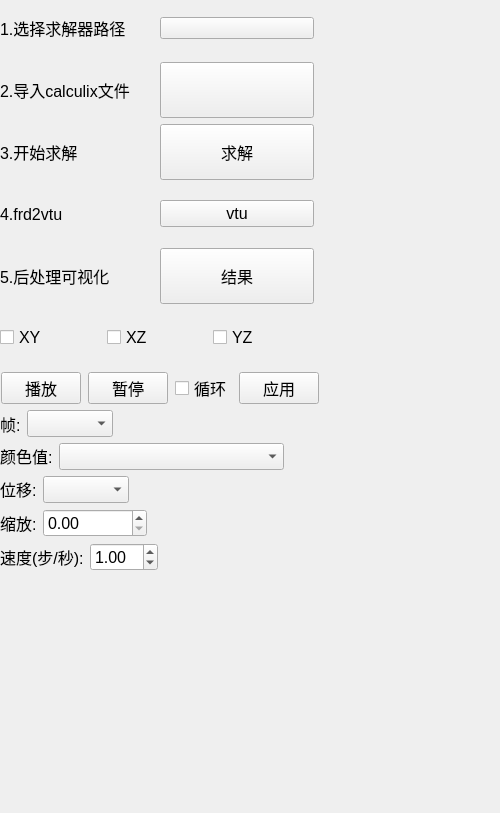
ArvinShaffer/FENGSim, file starter/FENGSim/FEM/CalculixDockWidget.ui: the form before one commit.
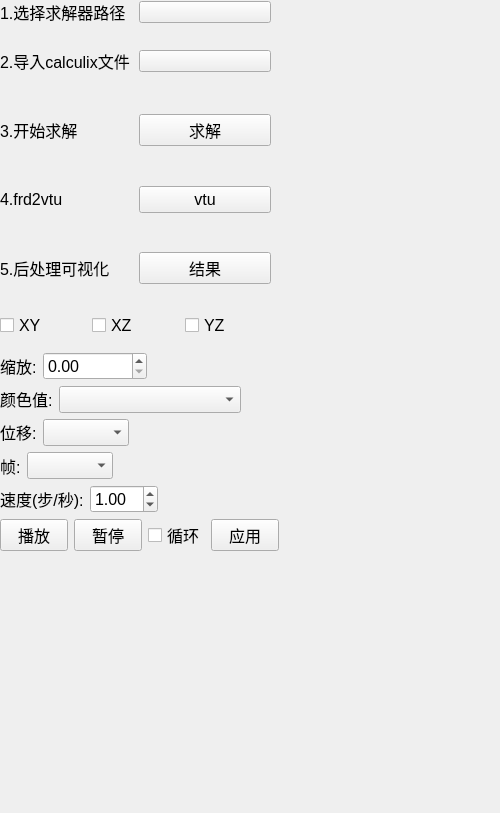
The form after the commit. Icons and pictures are not drawn.

Commit message: feat: 设置缩放和位移向量

```diff
--- a/starter/FENGSim/FEM/CalculixDockWidget.ui
+++ b/starter/FENGSim/FEM/CalculixDockWidget.ui
@@ -24,8 +24,8 @@
     <rect>
      <x>0</x>
      <y>0</y>
-     <width>334</width>
-     <height>591</height>
+     <width>291</width>
+     <height>571</height>
     </rect>
    </property>
    <layout class="QVBoxLayout" name="verticalLayout" stretch="0,0,0,0,0,0,0,0,0,0,0,0,0">
@@ -74,6 +74,9 @@
         <property name="orientation">
          <enum>Qt::Vertical</enum>
         </property>
+        <property name="sizeType">
+         <enum>QSizePolicy::Fixed</enum>
+        </property>
         <property name="sizeHint" stdset="0">
          <size>
           <width>20</width>
@@ -92,7 +95,7 @@
       <item>
        <widget class="QLabel" name="label">
         <property name="sizePolicy">
-         <sizepolicy hsizetype="Expanding" vsizetype="Expanding">
+         <sizepolicy hsizetype="Expanding" vsizetype="Fixed">
           <horstretch>0</horstretch>
           <verstretch>0</verstretch>
          </sizepolicy>
@@ -110,7 +113,7 @@
       <item>
        <widget class="QPushButton" name="openCalpre">
         <property name="sizePolicy">
-         <sizepolicy hsizetype="Expanding" vsizetype="Expanding">
+         <sizepolicy hsizetype="Expanding" vsizetype="Fixed">
           <horstretch>0</horstretch>
           <verstretch>0</verstretch>
          </sizepolicy>
@@ -144,7 +147,7 @@
       <item>
        <widget class="QLabel" name="label_2">
         <property name="sizePolicy">
-         <sizepolicy hsizetype="Expanding" vsizetype="Expanding">
+         <sizepolicy hsizetype="Expanding" vsizetype="Fixed">
           <horstretch>0</horstretch>
           <verstretch>0</verstretch>
          </sizepolicy>
@@ -162,7 +165,7 @@
       <item>
        <widget class="QPushButton" name="calSolver">
         <property name="sizePolicy">
-         <sizepolicy hsizetype="Expanding" vsizetype="Expanding">
+         <sizepolicy hsizetype="Expanding" vsizetype="Fixed">
           <horstretch>0</horstretch>
           <verstretch>0</verstretch>
          </sizepolicy>
@@ -238,7 +241,7 @@
       <item>
        <widget class="QLabel" name="label_3">
         <property name="sizePolicy">
-         <sizepolicy hsizetype="Expanding" vsizetype="Expanding">
+         <sizepolicy hsizetype="Expanding" vsizetype="Fixed">
           <horstretch>0</horstretch>
           <verstretch>0</verstretch>
          </sizepolicy>
@@ -256,7 +259,7 @@
       <item>
        <widget class="QPushButton" name="calRes">
         <property name="sizePolicy">
-         <sizepolicy hsizetype="Expanding" vsizetype="Expanding">
+         <sizepolicy hsizetype="Expanding" vsizetype="Fixed">
           <horstretch>0</horstretch>
           <verstretch>0</verstretch>
          </sizepolicy>
@@ -338,6 +341,9 @@
         <property name="orientation">
          <enum>Qt::Vertical</enum>
         </property>
+        <property name="sizeType">
+         <enum>QSizePolicy::Fixed</enum>
+        </property>
         <property name="sizeHint" stdset="0">
          <size>
           <width>20</width>
@@ -349,143 +355,36 @@
      </layout>
     </item>
     <item>
-     <layout class="QHBoxLayout" name="horizontalLayout_9">
+     <layout class="QHBoxLayout" name="horizontalLayout_6">
       <item>
-       <widget class="QPushButton" name="playVtu">
-        <property name="sizePolicy">
-         <sizepolicy hsizetype="Fixed" vsizetype="Preferred">
-          <horstretch>0</horstretch>
-          <verstretch>0</verstretch>
-         </sizepolicy>
-        </property>
-        <property name="baseSize">
-         <size>
-          <width>0</width>
-          <height>0</height>
-         </size>
-        </property>
+       <widget class="QLabel" name="label_6">
         <property name="font">
          <font>
           <pointsize>12</pointsize>
          </font>
         </property>
         <property name="text">
-         <string>播放</string>
+         <string>缩放:</string>
         </property>
        </widget>
       </item>
       <item>
-       <widget class="QPushButton" name="pauseVtu">
-        <property name="sizePolicy">
-         <sizepolicy hsizetype="Fixed" vsizetype="Preferred">
-          <horstretch>0</horstretch>
-          <verstretch>0</verstretch>
-         </sizepolicy>
-        </property>
-        <property name="baseSize">
-         <size>
-          <width>0</width>
-          <height>0</height>
-         </size>
-        </property>
+       <widget class="QDoubleSpinBox" name="scale">
         <property name="font">
          <font>
           <pointsize>12</pointsize>
          </font>
         </property>
-        <property name="text">
-         <string>暂停</string>
+        <property name="maximum">
+         <double>100000.000000000000000</double>
         </property>
-       </widget>
-      </item>
-      <item>
-       <widget class="QCheckBox" name="chkLoop">
-        <property name="sizePolicy">
-         <sizepolicy hsizetype="Fixed" vsizetype="Preferred">
-          <horstretch>0</horstretch>
-          <verstretch>0</verstretch>
-         </sizepolicy>
+        <property name="singleStep">
+         <double>10.000000000000000</double>
         </property>
-        <property name="font">
-         <font>
-          <pointsize>12</pointsize>
-         </font>
-        </property>
-        <property name="text">
-         <string>循环</string>
-        </property>
        </widget>
       </item>
       <item>
-       <widget class="QPushButton" name="apply">
-        <property name="sizePolicy">
-         <sizepolicy hsizetype="Fixed" vsizetype="Preferred">
-          <horstretch>0</horstretch>
-          <verstretch>0</verstretch>
-         </sizepolicy>
-        </property>
-        <property name="font">
-         <font>
-          <pointsize>12</pointsize>
-         </font>
-        </property>
-        <property name="text">
-         <string>应用</string>
-        </property>
-       </widget>
-      </item>
-      <item>
-       <widget class="QLabel" name="label_13">
-        <property name="sizePolicy">
-         <sizepolicy hsizetype="Fixed" vsizetype="Preferred">
-          <horstretch>0</horstretch>
-          <verstretch>0</verstretch>
-         </sizepolicy>
-        </property>
-        <property name="text">
-         <string/>
-        </property>
-       </widget>
-      </item>
-     </layout>
-    </item>
-    <item>
-     <layout class="QHBoxLayout" name="horizontalLayout_10">
-      <item>
-       <widget class="QLabel" name="label_7">
-        <property name="sizePolicy">
-         <sizepolicy hsizetype="Fixed" vsizetype="Preferred">
-          <horstretch>0</horstretch>
-          <verstretch>0</verstretch>
-         </sizepolicy>
-        </property>
-        <property name="font">
-         <font>
-          <pointsize>12</pointsize>
-         </font>
-        </property>
-        <property name="text">
-         <string>帧:</string>
-        </property>
-       </widget>
-      </item>
-      <item>
-       <widget class="QComboBox" name="frame">
-        <property name="sizePolicy">
-         <sizepolicy hsizetype="Fixed" vsizetype="Preferred">
-          <horstretch>0</horstretch>
-          <verstretch>0</verstretch>
-         </sizepolicy>
-        </property>
-        <property name="font">
-         <font>
-          <pointsize>12</pointsize>
-         </font>
-        </property>
-       </widget>
-      </item>
-      <item>
-       <spacer name="horizontalSpacer_4">
+       <spacer name="horizontalSpacer_2">
         <property name="orientation">
          <enum>Qt::Horizontal</enum>
         </property>
@@ -624,36 +523,42 @@
      </layout>
     </item>
     <item>
-     <layout class="QHBoxLayout" name="horizontalLayout_6">
+     <layout class="QHBoxLayout" name="horizontalLayout_10">
       <item>
-       <widget class="QLabel" name="label_6">
+       <widget class="QLabel" name="label_7">
+        <property name="sizePolicy">
+         <sizepolicy hsizetype="Fixed" vsizetype="Preferred">
+          <horstretch>0</horstretch>
+          <verstretch>0</verstretch>
+         </sizepolicy>
+        </property>
         <property name="font">
          <font>
           <pointsize>12</pointsize>
          </font>
         </property>
         <property name="text">
-         <string>缩放:</string>
+         <string>帧:</string>
         </property>
        </widget>
       </item>
       <item>
-       <widget class="QDoubleSpinBox" name="scale">
+       <widget class="QComboBox" name="frame">
+        <property name="sizePolicy">
+         <sizepolicy hsizetype="Fixed" vsizetype="Preferred">
+          <horstretch>0</horstretch>
+          <verstretch>0</verstretch>
+         </sizepolicy>
+        </property>
         <property name="font">
          <font>
           <pointsize>12</pointsize>
          </font>
         </property>
-        <property name="maximum">
-         <double>100000.000000000000000</double>
-        </property>
-        <property name="singleStep">
-         <double>10.000000000000000</double>
-        </property>
        </widget>
       </item>
       <item>
-       <spacer name="horizontalSpacer_2">
+       <spacer name="horizontalSpacer_4">
         <property name="orientation">
          <enum>Qt::Horizontal</enum>
         </property>
@@ -717,6 +622,107 @@
       </item>
      </layout>
     </item>
+    <item>
+     <layout class="QHBoxLayout" name="horizontalLayout_9">
+      <item>
+       <widget class="QPushButton" name="playVtu">
+        <property name="sizePolicy">
+         <sizepolicy hsizetype="Fixed" vsizetype="Preferred">
+          <horstretch>0</horstretch>
+          <verstretch>0</verstretch>
+         </sizepolicy>
+        </property>
+        <property name="baseSize">
+         <size>
+          <width>0</width>
+          <height>0</height>
+         </size>
+        </property>
+        <property name="font">
+         <font>
+          <pointsize>12</pointsize>
+         </font>
+        </property>
+        <property name="text">
+         <string>播放</string>
+        </property>
+       </widget>
+      </item>
+      <item>
+       <widget class="QPushButton" name="pauseVtu">
+        <property name="sizePolicy">
+         <sizepolicy hsizetype="Fixed" vsizetype="Preferred">
+          <horstretch>0</horstretch>
+          <verstretch>0</verstretch>
+         </sizepolicy>
+        </property>
+        <property name="baseSize">
+         <size>
+          <width>0</width>
+          <height>0</height>
+         </size>
+        </property>
+        <property name="font">
+         <font>
+          <pointsize>12</pointsize>
+         </font>
+        </property>
+        <property name="text">
+         <string>暂停</string>
+        </property>
+       </widget>
+      </item>
+      <item>
+       <widget class="QCheckBox" name="chkLoop">
+        <property name="sizePolicy">
+         <sizepolicy hsizetype="Fixed" vsizetype="Preferred">
+          <horstretch>0</horstretch>
+          <verstretch>0</verstretch>
+         </sizepolicy>
+        </property>
+        <property name="font">
+         <font>
+          <pointsize>12</pointsize>
+         </font>
+        </property>
+        <property name="text">
+         <string>循环</string>
+        </property>
+       </widget>
+      </item>
+      <item>
+       <widget class="QPushButton" name="apply">
+        <property name="sizePolicy">
+         <sizepolicy hsizetype="Fixed" vsizetype="Preferred">
+          <horstretch>0</horstretch>
+          <verstretch>0</verstretch>
+         </sizepolicy>
+        </property>
+        <property name="font">
+         <font>
+          <pointsize>12</pointsize>
+         </font>
+        </property>
+        <property name="text">
+         <string>应用</string>
+        </property>
+       </widget>
+      </item>
+      <item>
+       <widget class="QLabel" name="label_13">
+        <property name="sizePolicy">
+         <sizepolicy hsizetype="Fixed" vsizetype="Preferred">
+          <horstretch>0</horstretch>
+          <verstretch>0</verstretch>
+         </sizepolicy>
+        </property>
+        <property name="text">
+         <string/>
+        </property>
+       </widget>
+      </item>
+     </layout>
+    </item>
     <item>
      <widget class="QLabel" name="label_11">
       <property name="text">
```
The commit also changes 7 other files.
